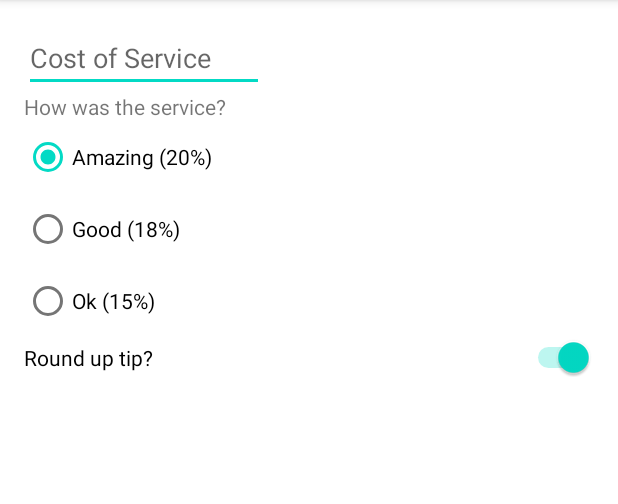
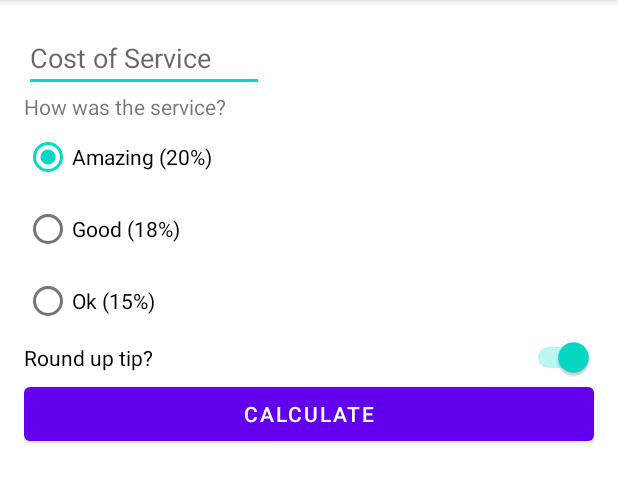
Before and after one commit to wanderlp/kotlin-tip-time, an Android app: the screen it shows after launch (MainActivity), on a phone screen of 412 x 824 dp, the part 84-588 px from its top. Run offline under Robolectric (Android 15) with nearby library versions, the phone set to English and light mode, and no system bars.

Commit message:
Se agregó el botón Calculate

```diff
--- a/app/src/main/res/layout/activity_main.xml
+++ b/app/src/main/res/layout/activity_main.xml
@@ -62,4 +62,13 @@
         app:layout_constraintTop_toBottomOf="@id/tip_options"
         android:checked="true" />
 
+    <Button
+        android:id="@+id/calculte_button"
+        android:layout_width="0dp"
+        android:layout_height="wrap_content"
+        android:text="Calculate"
+        app:layout_constraintTop_toBottomOf="@id/round_up_switch"
+        app:layout_constraintStart_toStartOf="parent"
+        app:layout_constraintEnd_toEndOf="parent"/>
+
 </androidx.constraintlayout.widget.ConstraintLayout>
```
